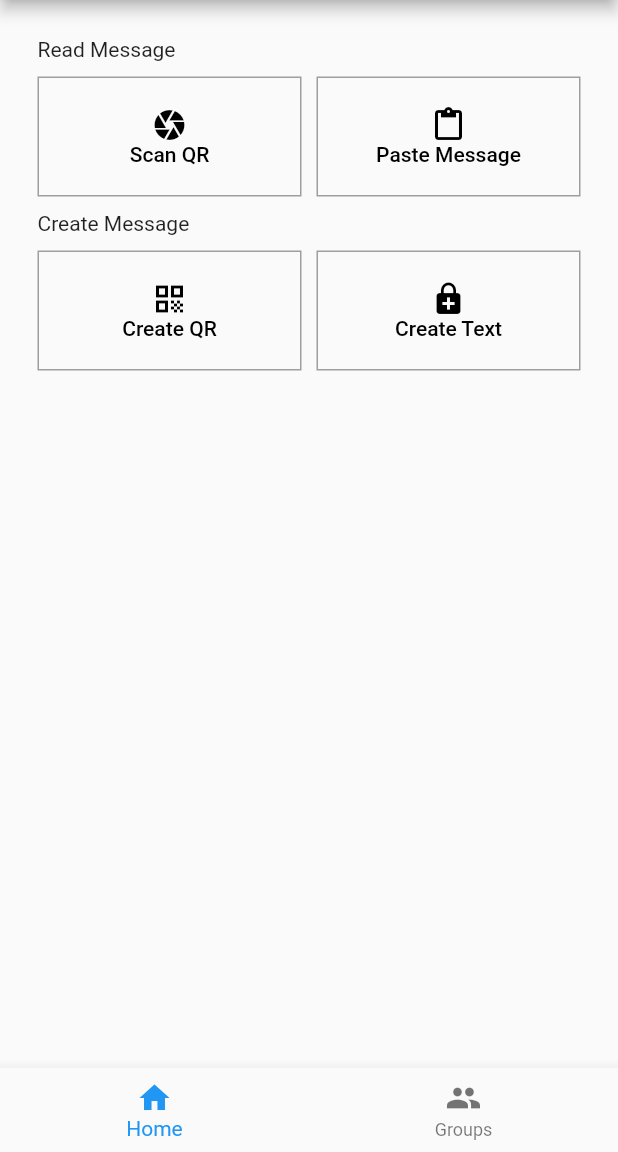
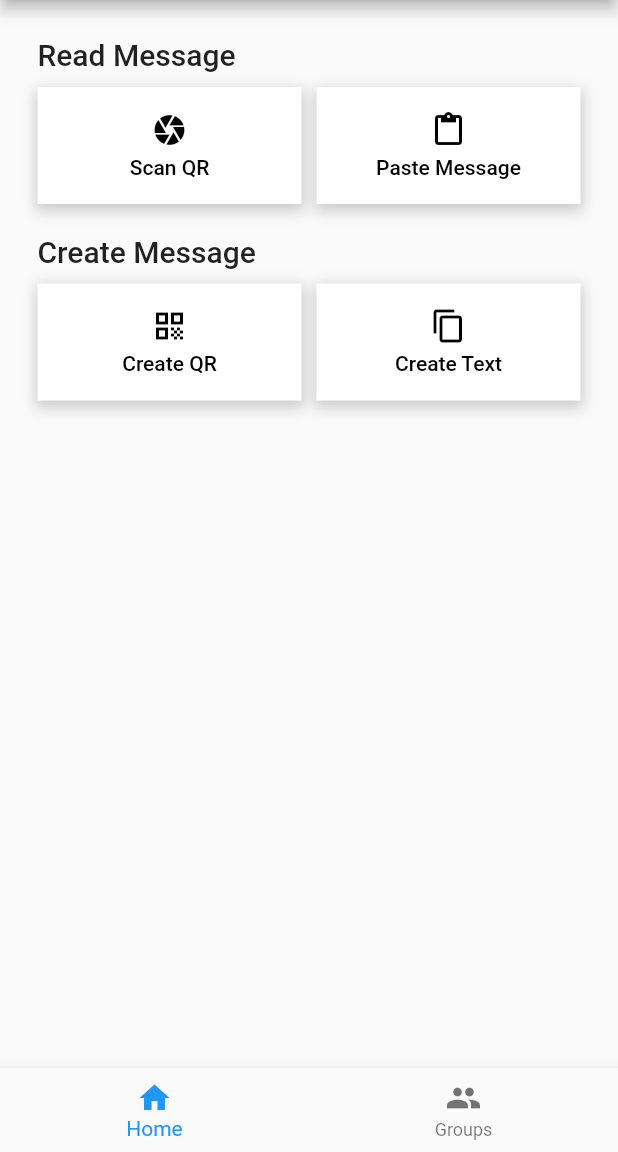
Before and after one commit to nienow/secrets, a Flutter app: the screen it shows after launch, on a phone screen of 412 x 824 dp, the part 84-1236 px from its top. Run offline on Flutter 3.47's test engine with Material 2 defaults, Android fonts, the phone set to English and light mode, and no system bars; our stand-ins replace qr_flutter, screenshot, share, sqflite; missing offline and left inert: clipboard, encrypt, qr_code_scanner; accounts and stored records are empty.

```diff
--- a/lib/box-button.dart
+++ b/lib/box-button.dart
@@ -18,7 +18,16 @@ class _BoxButtonState extends State<BoxButton> {
         padding: EdgeInsets.all(15.0),
         margin: EdgeInsets.all(5.0),
         decoration: BoxDecoration(
-            border: Border.all(color: Colors.grey)
+            color: Colors.white,
+            // border: Border.all(color: Colors.grey),
+            boxShadow: [
+              BoxShadow(
+                color: Colors.grey.withOpacity(0.5),
+                spreadRadius: 2,
+                blurRadius: 7,
+                offset: Offset(0, 3), // changes position of shadow
+              ),
+            ],
         ),
         child:  FlatButton(
           onPressed: widget.onPressed,
@@ -26,6 +35,7 @@ class _BoxButtonState extends State<BoxButton> {
           // crossAxisAlignment: CrossAxisAlignment.stretch,
             children: [
               Icon(widget.icon),
+              SizedBox(height: 5),
               Text(widget.text)
             ],
           )
--- a/lib/home.dart
+++ b/lib/home.dart
@@ -26,7 +26,7 @@ class _HomeWidgetState extends State<HomeWidget> {
           children: [
             Container(
               padding: EdgeInsets.all(5.0),
-              child: Text('Read Message')
+              child: Text('Read Message', style: Theme.of(context).textTheme.headline6)
             ),
             Row(
               mainAxisAlignment: MainAxisAlignment.spaceAround,
@@ -36,14 +36,15 @@ class _HomeWidgetState extends State<HomeWidget> {
               ],
             ),
             Container(
-                padding: EdgeInsets.all(5.0),
-                child: Text('Create Message')
+              margin: EdgeInsets.only(top: 10.0),
+              padding: EdgeInsets.all(5.0),
+              child: Text('Create Message', style: Theme.of(context).textTheme.headline6)
             ),
             Row(
               mainAxisAlignment: MainAxisAlignment.spaceAround,
               children: [
                 BoxButton(text: 'Create QR', icon: Icons.qr_code, onPressed: _manual),
-                BoxButton(text: 'Create Text', icon: Icons.enhanced_encryption, onPressed: _paste),
+                BoxButton(text: 'Create Text', icon: Icons.copy, onPressed: _paste),
               ],
             )
           ]
--- a/lib/model/group.dart
+++ b/lib/model/group.dart
@@ -2,6 +2,8 @@ import 'package:encrypt/encrypt.dart' as Encrypt;
 import 'package:uuid/uuid.dart';
 
 final uuid = Uuid();
+final publicKey = 'NXY4eS9CP0UoSCtNYlFlVGhXbVpxM3Q2dzl6JEMmRik=';
+final publicIV = 'YVBkU2dVa1g=';
 
 class Group {
   final String id;
@@ -25,6 +27,10 @@ class Group {
     final key = Encrypt.Key.fromSecureRandom(32);
     final iv = Encrypt.IV.fromSecureRandom(8);
     return Group._(id: id, name: name, key: key.base64, iv: iv.base64);
+  }
+
+  static publicGroup() {
+    return Group._(id: 'public', name: 'Public', key: 'NXY4eS9CP0UoSCtNYlFlVGhXbVpxM3Q2dzl6JEMmRik=', iv: 'YVBkU2dVa1g=');
   }
 
   String getFullCode() {
```
Also changed, not shown: lib/contacts.dart (deleted, +0 -52 lines), lib/groups.dart (+36 -20 lines), lib/import-group.dart (added, +58 -0 lines), lib/service/db-helper.dart (+2 -6 lines), 1 other file.
